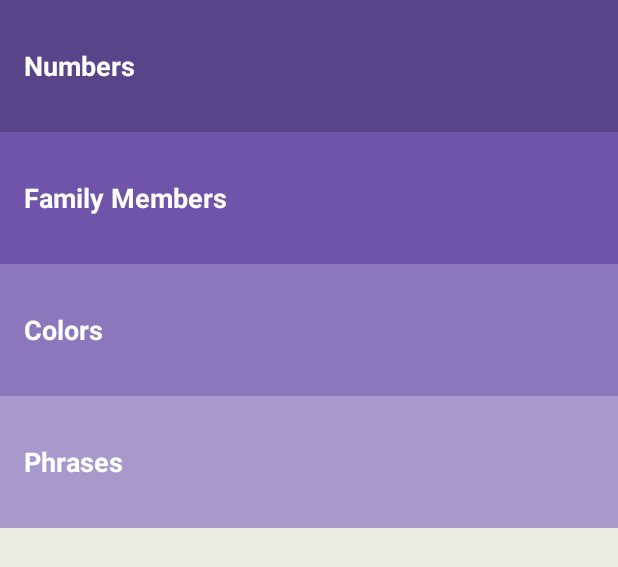
After one commit to LordHazious/tpk, an Android app: the layout activity_words.xml on its own in the app's theme, with its tools: preview values and no code run, on a phone screen of 412 x 824 dp. The commit adds this screen. Shown: the top 567 px of the screen. Run offline under Robolectric (Android 15) with nearby library versions, the phone set to English and light mode, and no system bars.

Commit message:
Added main menu options ( imageviews) set the intent for Tamil school website

```diff
--- a/app/src/main/AndroidManifest.xml
+++ b/app/src/main/AndroidManifest.xml
@@ -26,6 +26,9 @@
             android:name=".ColorsActivity"
             android:label="@string/category_colors" />
 
+        <activity
+            android:name=".VocabularyActivity"/>
+
     </application>
 
 </manifest>
--- /dev/null
+++ b/app/src/main/res/layout/activity_words.xml
@@ -0,0 +1,72 @@
+<?xml version="1.0" encoding="utf-8"?>
+<!-- Copyright (C) 2016 The Android Open Source Project
+
+     Licensed under the Apache License, Version 2.0 (the "License");
+     you may not use this file except in compliance with the License.
+     You may obtain a copy of the License at
+
+          http://www.apache.org/licenses/LICENSE-2.0
+
+     Unless required by applicable law or agreed to in writing, software
+     distributed under the License is distributed on an "AS IS" BASIS,
+     WITHOUT WARRANTIES OR CONDITIONS OF ANY KIND, either express or implied.
+     See the License for the specific language governing permissions and
+     limitations under the License.
+-->
+<LinearLayout xmlns:android="http://schemas.android.com/apk/res/android"
+    xmlns:tools="http://schemas.android.com/tools"
+    android:layout_width="match_parent"
+    android:layout_height="match_parent"
+    android:background="@color/tamil_cream"
+    android:orientation="vertical"
+    tools:context="com.example.android.miwok.MainActivity">
+
+    <!-- Numbers category -->
+    <FrameLayout
+        android:layout_width="match_parent"
+        android:layout_height="wrap_content"
+        android:background="@color/category_numbers">
+
+        <TextView
+            android:id="@+id/numbers"
+            style="@style/CategoryStyle"
+            android:background="?android:attr/selectableItemBackground"
+            android:text="@string/category_numbers" />
+    </FrameLayout>
+
+    <!-- Family category -->
+    <FrameLayout
+        android:layout_width="match_parent"
+        android:layout_height="wrap_content"
+        android:background="@color/category_family">
+        <TextView
+            android:id="@+id/family"
+            style="@style/CategoryStyle"
+            android:background="?android:attr/selectableItemBackground"
+            android:text="@string/category_family" />
+    </FrameLayout>
+
+    <!-- Colors category -->
+    <FrameLayout
+        android:layout_width="match_parent"
+        android:layout_height="wrap_content"
+        android:background="@color/category_colors">
+        <TextView
+            android:id="@+id/colors"
+            style="@style/CategoryStyle"
+            android:background="?android:attr/selectableItemBackground"
+            android:text="@string/category_colors" />
+    </FrameLayout>
+
+    <!-- Phrases category -->
+    <FrameLayout
+        android:layout_width="match_parent"
+        android:layout_height="wrap_content"
+        android:background="@color/category_phrases">
+        <TextView
+            android:id="@+id/phrases"
+            style="@style/CategoryStyle"
+            android:background="?android:attr/selectableItemBackground"
+            android:text="@string/category_phrases" />
+    </FrameLayout>
+</LinearLayout>
--- a/app/src/main/res/layout/app_bar_home.xml
+++ b/app/src/main/res/layout/app_bar_home.xml
@@ -28,6 +28,7 @@
         android:layout_height="wrap_content"
         android:layout_gravity="bottom|end"
         android:layout_margin="@dimen/fab_margin"
+        android:visibility="invisible"
         app:srcCompat="@android:drawable/ic_dialog_email" />
 
 </android.support.design.widget.CoordinatorLayout>
--- a/app/src/main/res/layout/list_item.xml
+++ b/app/src/main/res/layout/list_item.xml
@@ -4,7 +4,7 @@
     xmlns:tools="http://schemas.android.com/tools"
     android:layout_width="match_parent"
     android:layout_height="@dimen/list_item_height"
-    android:background="@color/tan_background"
+    android:background="@color/tamil_cream"
     android:minHeight="@dimen/list_item_height">
 
     <ImageView
--- a/app/src/main/res/values/colors.xml
+++ b/app/src/main/res/values/colors.xml
@@ -4,7 +4,7 @@
     <color name="colorPrimaryDark">#303F9F</color>
     <color name="colorAccent">#FF4081</color>
     <!-- Background color for app -->
-    <color name="tan_background">#edede1</color>
+    <color name="tamil_cream">#edede1</color>
     <!-- Background color for the numbers category -->
     <color name="category_numbers">#5a4489</color>
 
@@ -20,4 +20,8 @@
     <!-- Background color for the splash screen -->
     <color name="background_splash">#edede1</color>
 
+    <!-- Tamil red color -->
+    <color name="tamil_red">#b74949</color>
+
+
 </resources>
--- a/app/src/main/res/values/dimens.xml
+++ b/app/src/main/res/values/dimens.xml
@@ -6,4 +6,5 @@
     <dimen name="nav_header_height">176dp</dimen>
     <dimen name="fab_margin">16dp</dimen>
     <dimen name="list_item_height">88dp</dimen>
+    <dimen name="menu_item_height">200dp</dimen>
 </resources>
```
Also changed, not shown: app/src/main/java/au/com/codycodes/tpk/tamizhpallikoodam/HomeActivity.java (+16 -4 lines), app/src/main/java/au/com/codycodes/tpk/tamizhpallikoodam/VocabularyActivity.java (added, +34 -0 lines), app/src/main/res/layout/content_home.xml (+82 -56 lines), app/src/main/res/values/strings.xml (+9 -0 lines), app/src/main/res/values/styles.xml (+12 -1 lines).
